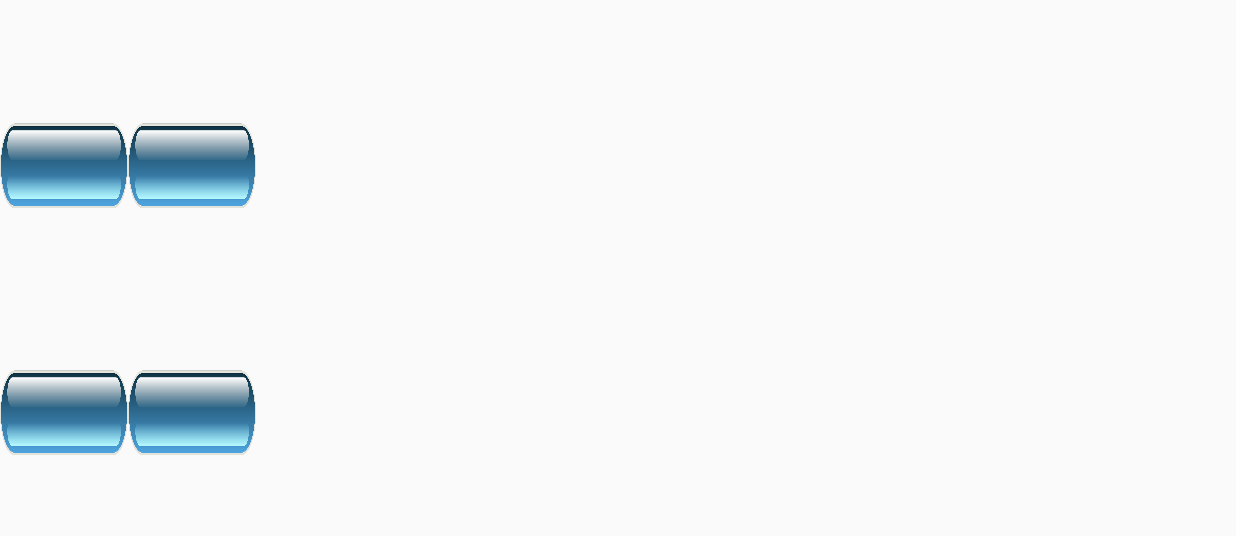
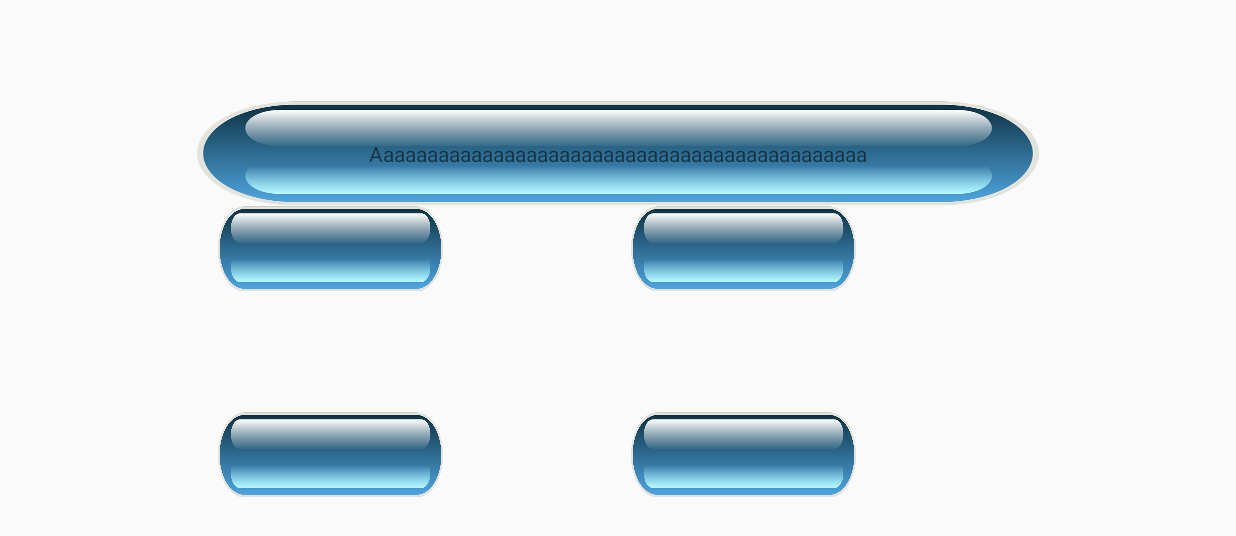
Before and after one commit to davidplanas/GalaxyTraveller, an Android app: the p_preguntas screen opened directly, with no data from a screen before it, on a phone screen of 824 x 412 dp (held sideways). Shown: the top 536 px of the screen. Run offline under Robolectric (Android 15) with nearby library versions, the phone set to English and light mode, and no system bars.

Commit message:
Ahora si que si

```diff
--- a/app/src/main/res/layout/preguntas.xml
+++ b/app/src/main/res/layout/preguntas.xml
@@ -6,20 +6,28 @@
     >
 
     <LinearLayout
-        android:layout_width="wrap_content"
+        android:layout_width="match_parent"
         android:layout_height="0dp"
-        android:layout_weight="1"
-        android:orientation="horizontal">
+        android:layout_weight="2"
+        android:orientation="vertical">
 
-        <ImageView
+        <TextView
             android:layout_width="wrap_content"
             android:layout_height="wrap_content"
-            android:id="@+id/pregunta"
+            android:textSize="50dp"
+            android:layout_gravity="right"
+            android:id="@+id/cuentaAtras"
             />
-        <ImageView
-            android:layout_width="wrap_content"
+
+        <TextView
+            android:id="@+id/nomPregunta"
+            android:layout_width="561dp"
             android:layout_height="wrap_content"
-            android:id="@+id/contador"/>
+            android:layout_gravity="center"
+            android:background="@drawable/button_fondo3"
+            android:gravity="center"
+            android:text="Aaaaaaaaaaaaaaaaaaaaaaaaaaaaaaaaaaaaaaaaaaaaa" />
+
     </LinearLayout>
 
     <LinearLayout
@@ -27,18 +35,21 @@
         android:layout_height="0dp"
         android:layout_weight="2"
         android:orientation="horizontal"
-
+        android:layout_marginLeft="145dp"
         >
 
         <Button
-            android:layout_width="85dp"
+            android:layout_width="150dp"
             android:layout_height="57dp"
-            android:background="@drawable/button_fondo3"></Button>
+            android:background="@drawable/button_fondo3"
+            android:id="@+id/opcio1"/>
 
         <Button
-            android:layout_width="85dp"
+            android:layout_width="150dp"
             android:layout_height="57dp"
-            android:background="@drawable/button_fondo3"></Button>
+            android:background="@drawable/button_fondo3"
+            android:layout_marginLeft="125dp"
+            android:id="@+id/opcio2"/>
 
 
     </LinearLayout>
@@ -46,24 +57,24 @@
         android:layout_width="wrap_content"
         android:layout_height="0dp"
         android:layout_weight="2"
-        android:orientation="horizontal">
+        android:orientation="horizontal"
+        android:layout_marginLeft="145dp"
+        >
 
         <Button
-            android:layout_width="85dp"
+            android:layout_width="150dp"
             android:layout_height="57dp"
-            android:background="@drawable/button_fondo3"></Button>
+            android:background="@drawable/button_fondo3"
+            android:id="@+id/opcio3"/>
 
         <Button
-            android:layout_width="85dp"
+            android:layout_width="150dp"
             android:layout_height="57dp"
-            android:background="@drawable/button_fondo3"></Button>
+            android:background="@drawable/button_fondo3"
+            android:layout_marginLeft="125dp"
+            android:id="@+id/opcio4"/>
 
 
     </LinearLayout>
 
-
-
-
-
-
 </LinearLayout>
```
